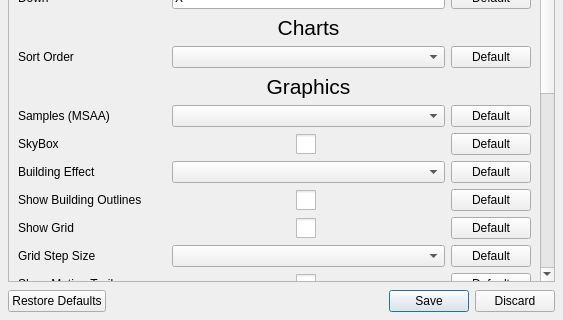
Qt form src/window/settings/SettingsDialog.ui (usnistgov/NetSimulyzer) before a commit; both pictures show x 0 to 563 and y 370 to 690 of the 563 by 690 pixel window.
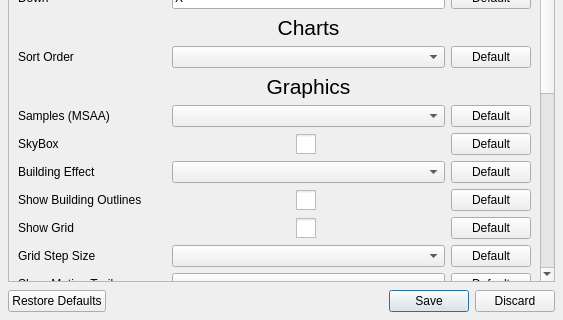
The same form after that commit. Custom widgets are drawn as their Qt base class.

Commit message:
Allow toggling motion trails on individual Nodes
See: https://github.com/usnistgov/NetSimulyzer/issues/31

```diff
--- a/src/window/settings/SettingsDialog.ui
+++ b/src/window/settings/SettingsDialog.ui
@@ -44,9 +44,9 @@
       <property name="geometry">
        <rect>
         <x>0</x>
-        <y>-499</y>
+        <y>-473</y>
         <width>530</width>
-        <height>1145</height>
+        <height>1139</height>
        </rect>
       </property>
       <layout class="QGridLayout" name="gridLayout">
@@ -140,43 +140,6 @@
          </property>
         </widget>
        </item>
-       <item row="23" column="12">
-        <layout class="QHBoxLayout" name="layoutShowGrid_2">
-         <item>
-          <spacer name="hsTrailsLeft">
-           <property name="orientation">
-            <enum>Qt::Horizontal</enum>
-           </property>
-           <property name="sizeHint" stdset="0">
-            <size>
-             <width>40</width>
-             <height>20</height>
-            </size>
-           </property>
-          </spacer>
-         </item>
-         <item>
-          <widget class="QCheckBox" name="checkBoxShowTrails">
-           <property name="text">
-            <string/>
-           </property>
-          </widget>
-         </item>
-         <item>
-          <spacer name="hsTrailsRight">
-           <property name="orientation">
-            <enum>Qt::Horizontal</enum>
-           </property>
-           <property name="sizeHint" stdset="0">
-            <size>
-             <width>40</width>
-             <height>20</height>
-            </size>
-           </property>
-          </spacer>
-         </item>
-        </layout>
-       </item>
        <item row="3" column="12">
         <widget class="QSlider" name="sliderKeyboardTurnSpeed">
          <property name="maximum">
@@ -932,6 +895,9 @@
          </property>
         </widget>
        </item>
+       <item row="23" column="12">
+        <widget class="QComboBox" name="comboMotionTrailRender"/>
+       </item>
       </layout>
      </widget>
     </widget>
```
The commit also changes 12 other files.
